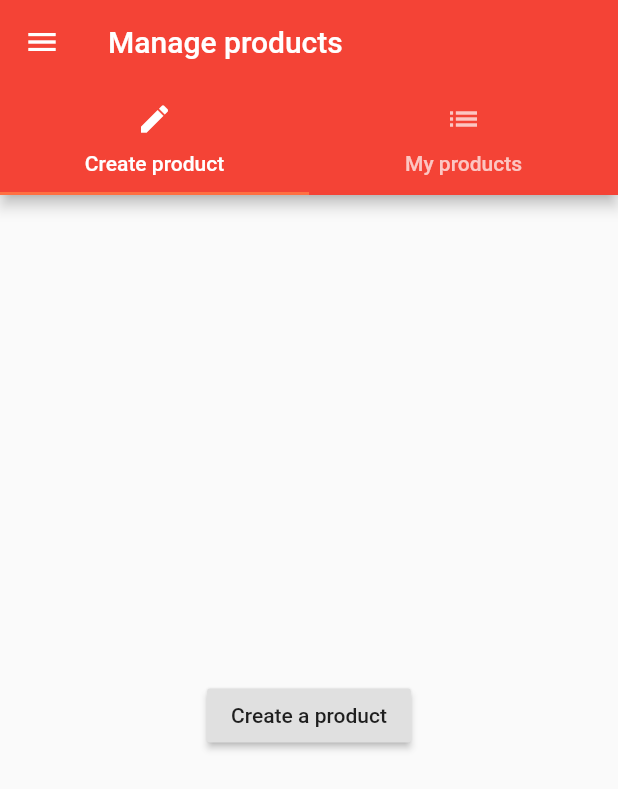
After one commit to pmcarlos/flutter-products-app, a Flutter app: the screen it shows after launch, in the side drawer, after a tap on "Add Product", on a phone screen of 412 x 824 dp. The commit adds this screen. Shown: the top 789 px of the screen. Run offline on Flutter 3.47's test engine with Material 2 defaults, Android fonts, the phone set to English and light mode, and no system bars.

Commit message:
Added admin page, scale up state

```diff
--- a/lib/main.dart
+++ b/lib/main.dart
@@ -1,19 +1,78 @@
 import 'package:flutter/material.dart';
 
 import 'package:flutter_products_app/pages/auth.dart';
+import 'package:flutter_products_app/pages/products_admin.dart';
+import 'package:flutter_products_app/pages/products.dart';
+import 'package:flutter_products_app/pages/product.dart';
 
 void main() {
   runApp(MyApp());
 }
 
-class MyApp extends StatelessWidget {
+class MyApp extends StatefulWidget {
+  @override
+  State<StatefulWidget> createState() {
+    return _MyAppState();
+  }
+}
+
+class _MyAppState extends State<MyApp> {
+  List<Map<String, String>> _products = [];
+
+  void _addProduct(Map<String, String> product) {
+    setState(() {
+      _products.add(product);
+    });
+  }
+
+  void _deleteProduct(int index) {
+    setState(() {
+      _products.removeAt(index);
+    });
+  }
+
   @override
   Widget build(BuildContext context) {
     return MaterialApp(
-        theme: ThemeData(
-            brightness: Brightness.light,
-            primarySwatch: Colors.red,
-            accentColor: Colors.deepOrange[400]),
-        home: AuthPage());
+      theme: ThemeData(
+          brightness: Brightness.light,
+          primarySwatch: Colors.red,
+          accentColor: Colors.deepOrange[400]),
+      // home: AuthPage(),
+      routes: {
+        '/': (BuildContext context) => ProductsPage(
+              _products,
+              _addProduct,
+              _deleteProduct,
+            ),
+        '/admin': (BuildContext context) => ProductsAdminPage(),
+      },
+      onGenerateRoute: (RouteSettings settings) {
+        final List<String> pathElements = settings.name.split('/');
+        if (pathElements[0] != '') {
+          return null;
+        }
+        if (pathElements[1] == 'product') {
+          final int index = int.parse(pathElements[2]);
+          print('index $index');
+          return MaterialPageRoute<bool>(
+            builder: (BuildContext context) => ProductPage(
+                  _products[index]['title'],
+                  _products[index]['image'],
+                ),
+          );
+        }
+        return null;
+      },
+      onUnknownRoute: (RouteSettings settings) {
+        return MaterialPageRoute(
+          builder: (BuildContext context) => ProductsPage(
+                _products,
+                _addProduct,
+                _deleteProduct,
+              ),
+        );
+      },
+    );
   }
 }
--- a/lib/pages/auth.dart
+++ b/lib/pages/auth.dart
@@ -12,11 +12,7 @@ class AuthPage extends StatelessWidget {
         child: RaisedButton(
           child: Text('Login'),
           onPressed: () {
-            Navigator.pushReplacement(
-              context,
-              MaterialPageRoute(
-                  builder: (BuildContext context) => ProductsPage()),
-            );
+            Navigator.pushReplacementNamed(context, '/');
           },
         ),
       ),
--- /dev/null
+++ b/lib/pages/product_create.dart
@@ -0,0 +1,22 @@
+import 'package:flutter/material.dart';
+
+class ProductCreatePage extends StatelessWidget {
+  @override
+  Widget build(BuildContext context) {
+    return Center(
+      child: RaisedButton(
+        child: Text('Create a product'),
+        onPressed: () {
+          showBottomSheet<void>(
+            context: context,
+            builder: (BuildContext context) {
+              return Center(
+                child: Text('Modal create'),
+              );
+            },
+          );
+        },
+      ),
+    );
+  }
+}
--- a/lib/pages/products.dart
+++ b/lib/pages/products.dart
@@ -2,6 +2,12 @@ import 'package:flutter/material.dart';
 import 'package:flutter_products_app/product_manager.dart';
 
 class ProductsPage extends StatelessWidget {
+  final Function addProduct;
+  final Function deleteProduct;
+  final List<Map<String, String>> products;
+
+  ProductsPage(this.products, this.addProduct, this.deleteProduct);
+
   @override
   Widget build(BuildContext context) {
     return Scaffold(
@@ -14,7 +20,9 @@ class ProductsPage extends StatelessWidget {
             ),
             ListTile(
               title: Text('Manage Products'),
-                onTap: () {},
+              onTap: () {
+                Navigator.pushReplacementNamed(context, '/admin');
+              },
             )
           ],
         ),
@@ -22,6 +30,11 @@ class ProductsPage extends StatelessWidget {
       appBar: AppBar(
         title: Text('Easy List'),
       ),
-        body: ProductManager());
+      body: ProductManager(
+        products,
+        addProduct,
+        deleteProduct,
+      ),
+    );
   }
 }
--- /dev/null
+++ b/lib/pages/products_admin.dart
@@ -0,0 +1,52 @@
+import 'package:flutter/material.dart';
+import 'package:flutter_products_app/pages/products.dart';
+import 'package:flutter_products_app/pages/product_create.dart';
+import 'package:flutter_products_app/pages/product_list.dart';
+
+class ProductsAdminPage extends StatelessWidget {
+  @override
+  Widget build(BuildContext context) {
+    return DefaultTabController(
+      length: 2,
+      child: Scaffold(
+        drawer: Drawer(
+          child: Column(
+            children: <Widget>[
+              AppBar(
+                automaticallyImplyLeading: false,
+                title: Text('Choose'),
+              ),
+              ListTile(
+                title: Text('All Products'),
+                onTap: () {
+                  Navigator.pushReplacementNamed(context, '/');
+                },
+              )
+            ],
+          ),
+        ),
+        appBar: AppBar(
+          title: Text('Manage products'),
+          bottom: TabBar(
+            tabs: <Widget>[
+              Tab(
+                icon: Icon(Icons.create),
+                text: 'Create product',
+              ),
+              Tab(
+                icon: Icon(Icons.list),
+                text: 'My products',
+              ),
+            ],
+          ),
+        ),
+        body: TabBarView(
+          children: <Widget>[
+            ProductCreatePage(),
+            ProductListPage(),
+          ],
+        ),
+      ),
+    );
+  }
+}
--- a/lib/product_control.dart
+++ b/lib/product_control.dart
@@ -9,8 +9,10 @@ class ProductControl extends StatelessWidget {
   Widget build(BuildContext context) {
     return RaisedButton(
         color: Theme.of(context).primaryColor,
-        onPressed: () =>
-            addProduct({'title': 'chocolate', 'image': 'assets/food.jpg'}),
+        onPressed: () {
+          print('onpressed');
+          addProduct({'title': 'chocolate', 'image': 'assets/food.jpg'});
+        },
         child: Text('Add Product'));
   }
 }
```
Also changed, not shown: lib/pages/product.dart (+27 -1 lines), lib/pages/product_list.dart (added, +10 -0 lines), lib/product_manager.dart (+11 -35 lines), lib/products.dart (+3 -9 lines). Lines whose indentation alone changed are shown as unchanged.
